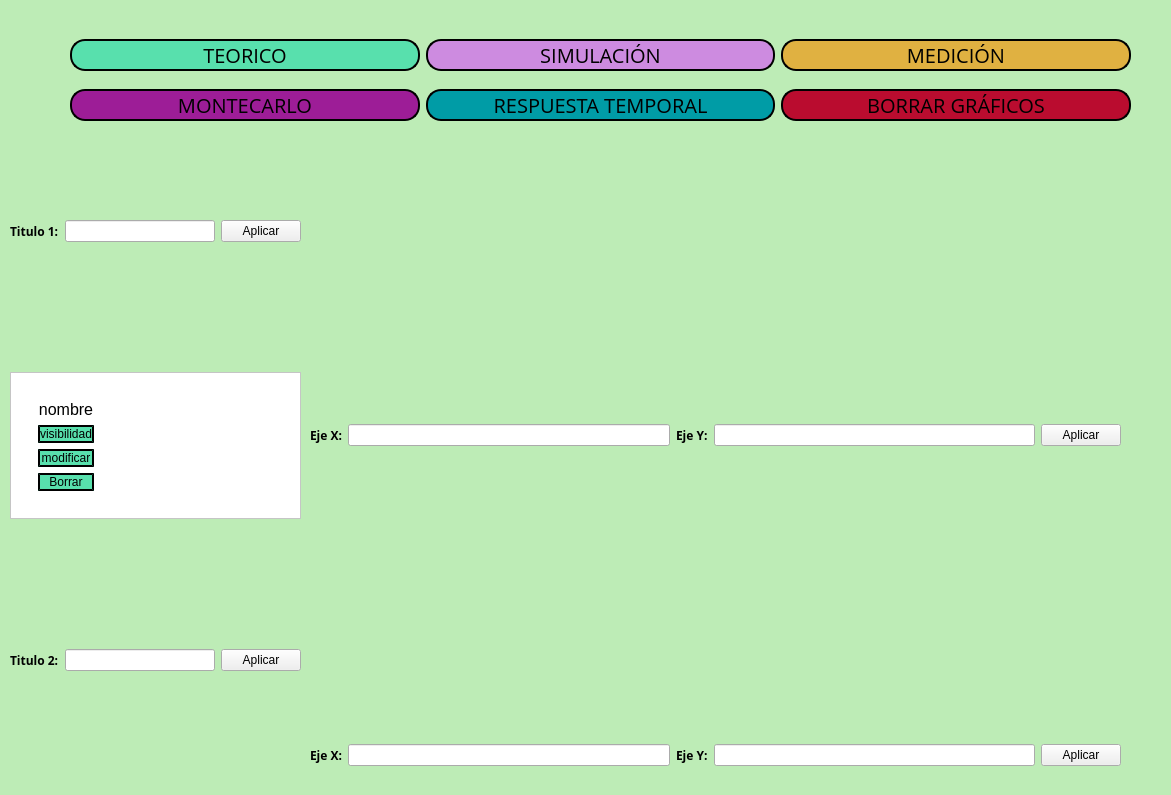
This is frontend/menu.ui in odevincenti/TC-TP1 as Qt 5 draws it before an edit. The edited form follows.
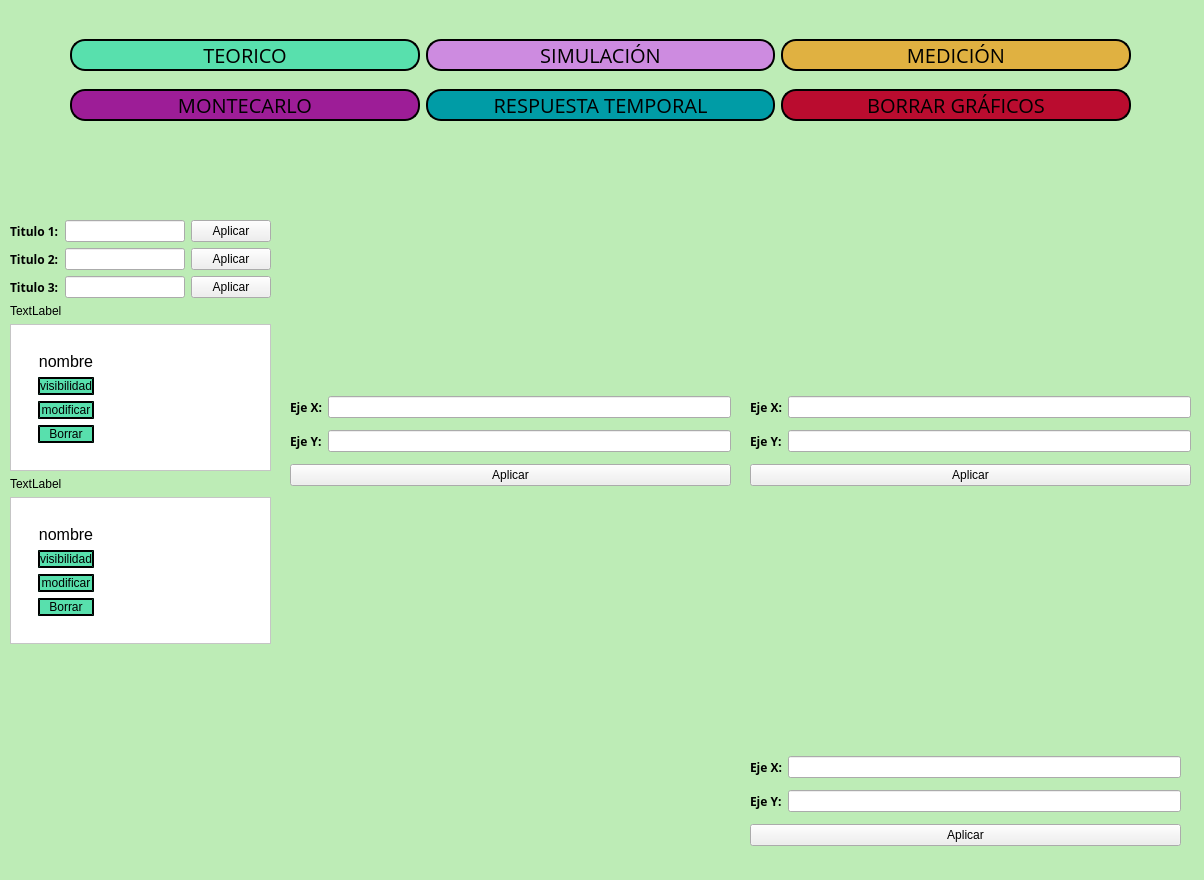
This is the edited form. Custom widgets are drawn as their Qt base class.

Diff of the .ui file:
```diff
--- a/frontend/menu.ui
+++ b/frontend/menu.ui
@@ -6,8 +6,8 @@
    <rect>
     <x>0</x>
     <y>0</y>
-    <width>1171</width>
-    <height>795</height>
+    <width>1204</width>
+    <height>880</height>
    </rect>
   </property>
   <property name="windowTitle">
@@ -19,8 +19,8 @@
      <rect>
       <x>0</x>
       <y>0</y>
-      <width>1201</width>
-      <height>800</height>
+      <width>1211</width>
+      <height>941</height>
      </rect>
     </property>
     <property name="styleSheet">
@@ -119,20 +119,20 @@
     <widget class="MplWidget" name="MplWidget" native="true">
      <property name="geometry">
       <rect>
-       <x>310</x>
+       <x>290</x>
        <y>140</y>
-       <width>821</width>
-       <height>281</height>
+       <width>441</width>
+       <height>251</height>
       </rect>
      </property>
     </widget>
     <widget class="MplWidget" name="MplWidget2" native="true">
      <property name="geometry">
       <rect>
-       <x>310</x>
-       <y>460</y>
-       <width>821</width>
-       <height>281</height>
+       <x>751</x>
+       <y>150</y>
+       <width>441</width>
+       <height>241</height>
       </rect>
      </property>
     </widget>
@@ -223,125 +223,13 @@
       </item>
      </layout>
     </widget>
-    <widget class="QWidget" name="horizontalLayoutWidget">
-     <property name="geometry">
-      <rect>
-       <x>310</x>
-       <y>420</y>
-       <width>811</width>
-       <height>31</height>
-      </rect>
-     </property>
-     <layout class="QHBoxLayout" name="horizontalLayout_2">
-      <item>
-       <layout class="QVBoxLayout" name="ToolBar1"/>
-      </item>
-      <item>
-       <widget class="QLabel" name="ejexlabel">
-        <property name="font">
-         <font>
-          <family>Open Sans</family>
-          <weight>75</weight>
-          <bold>true</bold>
-         </font>
-        </property>
-        <property name="text">
-         <string>Eje X:</string>
-        </property>
-       </widget>
-      </item>
-      <item>
-       <widget class="QLineEdit" name="ejex_lineEdit"/>
-      </item>
-      <item>
-       <widget class="QLabel" name="ejeylabel">
-        <property name="font">
-         <font>
-          <family>Open Sans</family>
-          <weight>75</weight>
-          <bold>true</bold>
-         </font>
-        </property>
-        <property name="text">
-         <string>Eje Y:</string>
-        </property>
-       </widget>
-      </item>
-      <item>
-       <widget class="QLineEdit" name="ejey_lineEdit"/>
-      </item>
-      <item>
-       <widget class="QPushButton" name="aplicar_button_ejes1">
-        <property name="text">
-         <string>Aplicar</string>
-        </property>
-       </widget>
-      </item>
-     </layout>
-    </widget>
-    <widget class="QWidget" name="horizontalLayoutWidget_2">
-     <property name="geometry">
-      <rect>
-       <x>310</x>
-       <y>740</y>
-       <width>811</width>
-       <height>31</height>
-      </rect>
-     </property>
-     <layout class="QHBoxLayout" name="horizontalLayout_3">
-      <item>
-       <layout class="QVBoxLayout" name="ToolBar2"/>
-      </item>
-      <item>
-       <widget class="QLabel" name="ejexlabel_2">
-        <property name="font">
-         <font>
-          <family>Open Sans</family>
-          <weight>75</weight>
-          <bold>true</bold>
-         </font>
-        </property>
-        <property name="text">
-         <string>Eje X:</string>
-        </property>
-       </widget>
-      </item>
-      <item>
-       <widget class="QLineEdit" name="ejex2_lineEdit"/>
-      </item>
-      <item>
-       <widget class="QLabel" name="ejeylabel_2">
-        <property name="font">
-         <font>
-          <family>Open Sans</family>
-          <weight>75</weight>
-          <bold>true</bold>
-         </font>
-        </property>
-        <property name="text">
-         <string>Eje Y:</string>
-        </property>
-       </widget>
-      </item>
-      <item>
-       <widget class="QLineEdit" name="ejey2_lineEdit"/>
-      </item>
-      <item>
-       <widget class="QPushButton" name="aplicar_button_ejes2">
-        <property name="text">
-         <string>Aplicar</string>
-        </property>
-       </widget>
-      </item>
-     </layout>
-    </widget>
     <widget class="QWidget" name="verticalLayoutWidget_3">
      <property name="geometry">
       <rect>
        <x>10</x>
        <y>220</y>
-       <width>291</width>
-       <height>451</height>
+       <width>261</width>
+       <height>511</height>
       </rect>
      </property>
      <layout class="QVBoxLayout" name="verticalLayout_3">
@@ -374,17 +262,67 @@
        </layout>
       </item>
       <item>
-       <spacer name="verticalSpacer_2">
-        <property name="orientation">
-         <enum>Qt::Vertical</enum>
+       <layout class="QHBoxLayout" name="horizontalLayout_5">
+        <item>
+         <widget class="QLabel" name="ejexlabel_4">
+          <property name="font">
+           <font>
+            <family>Open Sans</family>
+            <weight>75</weight>
+            <bold>true</bold>
+           </font>
+          </property>
+          <property name="text">
+           <string>Titulo 2:</string>
+          </property>
+         </widget>
+        </item>
+        <item>
+         <widget class="QLineEdit" name="Titulo_2"/>
+        </item>
+        <item>
+         <widget class="QPushButton" name="aplicar_titulo_2">
+          <property name="text">
+           <string>Aplicar</string>
+          </property>
+         </widget>
+        </item>
+       </layout>
+      </item>
+      <item>
+       <layout class="QHBoxLayout" name="horizontalLayout_7">
+        <item>
+         <widget class="QLabel" name="ejexlabel_5">
+          <property name="font">
+           <font>
+            <family>Open Sans</family>
+            <weight>75</weight>
+            <bold>true</bold>
+           </font>
+          </property>
+          <property name="text">
+           <string>Titulo 3:</string>
+          </property>
+         </widget>
+        </item>
+        <item>
+         <widget class="QLineEdit" name="Titulo_3"/>
+        </item>
+        <item>
+         <widget class="QPushButton" name="aplicar_titulo_3">
+          <property name="text">
+           <string>Aplicar</string>
+          </property>
+         </widget>
+        </item>
+       </layout>
+      </item>
+      <item>
+       <widget class="QLabel" name="label">
+        <property name="text">
+         <string>TextLabel</string>
         </property>
-        <property name="sizeHint" stdset="0">
-         <size>
-          <width>20</width>
-          <height>40</height>
-         </size>
-        </property>
-       </spacer>
+       </widget>
       </item>
       <item>
        <widget class="QScrollArea" name="scrollArea">
@@ -399,7 +337,7 @@
           <rect>
            <x>0</x>
            <y>0</y>
-           <width>287</width>
+           <width>236</width>
            <height>171</height>
           </rect>
          </property>
@@ -496,6 +434,123 @@
         </widget>
        </widget>
       </item>
+      <item>
+       <widget class="QLabel" name="label_2">
+        <property name="text">
+         <string>TextLabel</string>
+        </property>
+       </widget>
+      </item>
+      <item>
+       <widget class="QScrollArea" name="scrollArea_2">
+        <property name="styleSheet">
+         <string notr="true">background:white;</string>
+        </property>
+        <property name="widgetResizable">
+         <bool>true</bool>
+        </property>
+        <widget class="QWidget" name="scrollAreaWidgetContents_2">
+         <property name="geometry">
+          <rect>
+           <x>0</x>
+           <y>0</y>
+           <width>236</width>
+           <height>171</height>
+          </rect>
+         </property>
+         <layout class="QVBoxLayout" name="verticalLayout_4">
+          <item>
+           <widget class="QWidget" name="CurveList_2" native="true">
+            <layout class="QHBoxLayout" name="horizontalLayout_6">
+             <item>
+              <widget class="QWidget" name="Curve_1" native="true">
+               <property name="enabled">
+                <bool>true</bool>
+               </property>
+               <layout class="QVBoxLayout" name="verticalLayout_5">
+                <item>
+                 <widget class="QLabel" name="nombre_list_2">
+                  <property name="font">
+                   <font>
+                    <pointsize>12</pointsize>
+                   </font>
+                  </property>
+                  <property name="styleSheet">
+                   <string notr="true"/>
+                  </property>
+                  <property name="text">
+                   <string>nombre</string>
+                  </property>
+                  <property name="alignment">
+                   <set>Qt::AlignCenter</set>
+                  </property>
+                 </widget>
+                </item>
+                <item>
+                 <widget class="QPushButton" name="visibilidad_list_2">
+                  <property name="styleSheet">
+                   <string notr="true">background-color:rgb(88, 224, 173);
+border-radius:15px;
+border-style: outset;
+border-width: 2px;
+border-color: black;</string>
+                  </property>
+                  <property name="text">
+                   <string>visibilidad</string>
+                  </property>
+                 </widget>
+                </item>
+                <item>
+                 <widget class="QPushButton" name="modificar_list_2">
+                  <property name="styleSheet">
+                   <string notr="true">background-color:rgb(88, 224, 173);
+border-radius:15px;
+border-style: outset;
+border-width: 2px;
+border-color: black;</string>
+                  </property>
+                  <property name="text">
+                   <string>modificar</string>
+                  </property>
+                 </widget>
+                </item>
+                <item>
+                 <widget class="QPushButton" name="borrar_list_2">
+                  <property name="styleSheet">
+                   <string notr="true">background-color:rgb(88, 224, 173);
+border-radius:15px;
+border-style: outset;
+border-width: 2px;
+border-color: black;</string>
+                  </property>
+                  <property name="text">
+                   <string>Borrar</string>
+                  </property>
+                 </widget>
+                </item>
+               </layout>
+              </widget>
+             </item>
+             <item>
+              <spacer name="horizontalSpacer_2">
+               <property name="orientation">
+                <enum>Qt::Horizontal</enum>
+               </property>
+               <property name="sizeHint" stdset="0">
+                <size>
+                 <width>40</width>
+                 <height>20</height>
+                </size>
+               </property>
+              </spacer>
+             </item>
+            </layout>
+           </widget>
+          </item>
+         </layout>
+        </widget>
+       </widget>
+      </item>
       <item>
        <spacer name="verticalSpacer">
         <property name="orientation">
@@ -509,10 +564,25 @@
         </property>
        </spacer>
       </item>
+     </layout>
+    </widget>
+    <widget class="QWidget" name="verticalLayoutWidget">
+     <property name="geometry">
+      <rect>
+       <x>750</x>
+       <y>390</y>
+       <width>441</width>
+       <height>105</height>
+      </rect>
+     </property>
+     <layout class="QVBoxLayout" name="verticalLayout_6">
       <item>
-       <layout class="QHBoxLayout" name="horizontalLayout_5">
+       <layout class="QVBoxLayout" name="ToolBar2"/>
+      </item>
+      <item>
+       <layout class="QHBoxLayout" name="horizontalLayout_9">
         <item>
-         <widget class="QLabel" name="ejexlabel_4">
+         <widget class="QLabel" name="ejexlabel_2">
           <property name="font">
            <font>
             <family>Open Sans</family>
@@ -521,21 +591,180 @@
            </font>
           </property>
           <property name="text">
-           <string>Titulo 2:</string>
+           <string>Eje X:</string>
           </property>
          </widget>
         </item>
         <item>
-         <widget class="QLineEdit" name="Titulo_2"/>
+         <widget class="QLineEdit" name="ejex2_lineEdit"/>
         </item>
+       </layout>
+      </item>
+      <item>
+       <layout class="QHBoxLayout" name="horizontalLayout_10">
         <item>
-         <widget class="QPushButton" name="aplicar_titulo_2">
+         <widget class="QLabel" name="ejeylabel_2">
+          <property name="font">
+           <font>
+            <family>Open Sans</family>
+            <weight>75</weight>
+            <bold>true</bold>
+           </font>
+          </property>
           <property name="text">
-           <string>Aplicar</string>
+           <string>Eje Y:</string>
           </property>
          </widget>
         </item>
+        <item>
+         <widget class="QLineEdit" name="ejey2_lineEdit"/>
+        </item>
        </layout>
+      </item>
+      <item>
+       <widget class="QPushButton" name="aplicar_button_ejes2">
+        <property name="text">
+         <string>Aplicar</string>
+        </property>
+       </widget>
+      </item>
+     </layout>
+    </widget>
+    <widget class="MplWidget" name="MplWidget3" native="true">
+     <property name="geometry">
+      <rect>
+       <x>750</x>
+       <y>500</y>
+       <width>431</width>
+       <height>251</height>
+      </rect>
+     </property>
+    </widget>
+    <widget class="QWidget" name="verticalLayoutWidget_2">
+     <property name="geometry">
+      <rect>
+       <x>290</x>
+       <y>390</y>
+       <width>441</width>
+       <height>105</height>
+      </rect>
+     </property>
+     <layout class="QVBoxLayout" name="verticalLayout_7">
+      <item>
+       <layout class="QVBoxLayout" name="ToolBar1"/>
+      </item>
+      <item>
+       <layout class="QHBoxLayout" name="horizontalLayout_12">
+        <item>
+         <widget class="QLabel" name="ejexlabel_8">
+          <property name="font">
+           <font>
+            <family>Open Sans</family>
+            <weight>75</weight>
+            <bold>true</bold>
+           </font>
+          </property>
+          <property name="text">
+           <string>Eje X:</string>
+          </property>
+         </widget>
+        </item>
+        <item>
+         <widget class="QLineEdit" name="ejex_lineEdit"/>
+        </item>
+       </layout>
+      </item>
+      <item>
+       <layout class="QHBoxLayout" name="horizontalLayout_13">
+        <item>
+         <widget class="QLabel" name="ejeylabel_3">
+          <property name="font">
+           <font>
+            <family>Open Sans</family>
+            <weight>75</weight>
+            <bold>true</bold>
+           </font>
+          </property>
+          <property name="text">
+           <string>Eje Y:</string>
+          </property>
+         </widget>
+        </item>
+        <item>
+         <widget class="QLineEdit" name="ejey_lineEdit"/>
+        </item>
+       </layout>
+      </item>
+      <item>
+       <widget class="QPushButton" name="aplicar_button_ejes1">
+        <property name="text">
+         <string>Aplicar</string>
+        </property>
+       </widget>
+      </item>
+     </layout>
+    </widget>
+    <widget class="QWidget" name="verticalLayoutWidget_4">
+     <property name="geometry">
+      <rect>
+       <x>750</x>
+       <y>750</y>
+       <width>431</width>
+       <height>105</height>
+      </rect>
+     </property>
+     <layout class="QVBoxLayout" name="verticalLayout_8">
+      <item>
+       <layout class="QVBoxLayout" name="ToolBar3"/>
+      </item>
+      <item>
+       <layout class="QHBoxLayout" name="horizontalLayout_14">
+        <item>
+         <widget class="QLabel" name="ejexlabel_9">
+          <property name="font">
+           <font>
+            <family>Open Sans</family>
+            <weight>75</weight>
+            <bold>true</bold>
+           </font>
+          </property>
+          <property name="text">
+           <string>Eje X:</string>
+          </property>
+         </widget>
+        </item>
+        <item>
+         <widget class="QLineEdit" name="ejex3_lineEdit"/>
+        </item>
+       </layout>
+      </item>
+      <item>
+       <layout class="QHBoxLayout" name="horizontalLayout_15">
+        <item>
+         <widget class="QLabel" name="ejeylabel_4">
+          <property name="font">
+           <font>
+            <family>Open Sans</family>
+            <weight>75</weight>
+            <bold>true</bold>
+           </font>
+          </property>
+          <property name="text">
+           <string>Eje Y:</string>
+          </property>
+         </widget>
+        </item>
+        <item>
+         <widget class="QLineEdit" name="ejey3_lineEdit"/>
+        </item>
+       </layout>
+      </item>
+      <item>
+       <widget class="QPushButton" name="aplicar_button_ejes3">
+        <property name="text">
+         <string>Aplicar</string>
+        </property>
+       </widget>
       </item>
      </layout>
     </widget>
```
